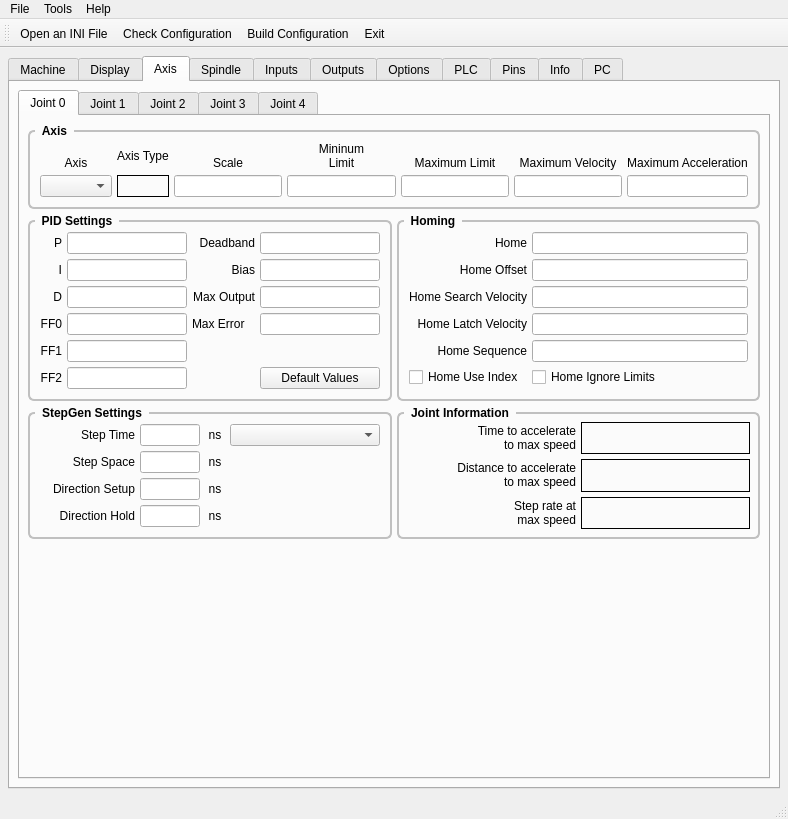
Old version of the form m7i92/7i92.ui in the repository jethornton/7i92.
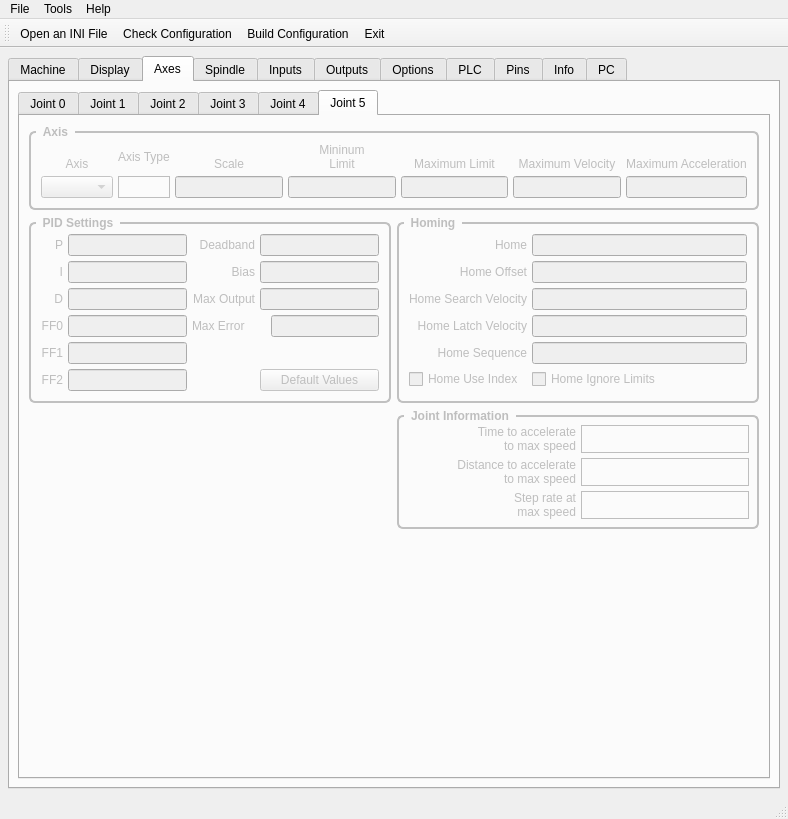
New version of the form. The open tabs and pages were chosen to show the change.

Commit message: fix tab enables

```diff
--- a/m7i92/7i92.ui
+++ b/m7i92/7i92.ui
@@ -601,11 +601,14 @@
 }</string>
        </property>
        <attribute name="title">
-        <string>Axis</string>
+        <string>Axes</string>
        </attribute>
        <layout class="QVBoxLayout" name="verticalLayout_2">
         <item>
-         <widget class="QTabWidget" name="jointType_3">
+         <widget class="QTabWidget" name="jointTabs">
+          <property name="enabled">
+           <bool>true</bool>
+          </property>
           <property name="sizePolicy">
            <sizepolicy hsizetype="Expanding" vsizetype="Expanding">
             <horstretch>0</horstretch>
@@ -4622,6 +4625,574 @@
             </item>
            </layout>
           </widget>
+          <widget class="QWidget" name="jointTab_5">
+           <property name="enabled">
+            <bool>false</bool>
+           </property>
+           <attribute name="title">
+            <string>Joint 5</string>
+           </attribute>
+           <layout class="QGridLayout" name="gridLayout_56">
+            <property name="margin">
+             <number>9</number>
+            </property>
+            <property name="spacing">
+             <number>6</number>
+            </property>
+            <item row="1" column="0">
+             <widget class="QGroupBox" name="groupBox_20">
+              <property name="title">
+               <string>PID Settings</string>
+              </property>
+              <layout class="QGridLayout" name="gridLayout_53">
+               <property name="margin">
+                <number>10</number>
+               </property>
+               <property name="spacing">
+                <number>5</number>
+               </property>
+               <item row="0" column="0">
+                <widget class="QLabel" name="label_439">
+                 <property name="text">
+                  <string>P</string>
+                 </property>
+                 <property name="alignment">
+                  <set>Qt::AlignRight|Qt::AlignTrailing|Qt::AlignVCenter</set>
+                 </property>
+                </widget>
+               </item>
+               <item row="0" column="1">
+                <widget class="QLineEdit" name="p_5">
+                 <property name="text">
+                  <string/>
+                 </property>
+                 <property name="alignment">
+                  <set>Qt::AlignRight|Qt::AlignTrailing|Qt::AlignVCenter</set>
+                 </property>
+                </widget>
+               </item>
+               <item row="0" column="2">
+                <widget class="QLabel" name="label_440">
+                 <property name="text">
+                  <string>Deadband</string>
+                 </property>
+                 <property name="alignment">
+                  <set>Qt::AlignRight|Qt::AlignTrailing|Qt::AlignVCenter</set>
+                 </property>
+                </widget>
+               </item>
+               <item row="0" column="3">
+                <widget class="QLineEdit" name="deadband_5">
+                 <property name="text">
+                  <string/>
+                 </property>
+                 <property name="alignment">
+                  <set>Qt::AlignRight|Qt::AlignTrailing|Qt::AlignVCenter</set>
+                 </property>
+                </widget>
+               </item>
+               <item row="1" column="0">
+                <widget class="QLabel" name="label_441">
+                 <property name="text">
+                  <string>I</string>
+                 </property>
+                 <property name="alignment">
+                  <set>Qt::AlignRight|Qt::AlignTrailing|Qt::AlignVCenter</set>
+                 </property>
+                </widget>
+               </item>
+               <item row="1" column="1">
+                <widget class="QLineEdit" name="i_5">
+                 <property name="text">
+                  <string/>
+                 </property>
+                 <property name="alignment">
+                  <set>Qt::AlignRight|Qt::AlignTrailing|Qt::AlignVCenter</set>
+                 </property>
+                </widget>
+               </item>
+               <item row="1" column="2">
+                <widget class="QLabel" name="label_442">
+                 <property name="text">
+                  <string>Bias</string>
+                 </property>
+                 <property name="alignment">
+                  <set>Qt::AlignRight|Qt::AlignTrailing|Qt::AlignVCenter</set>
+                 </property>
+                </widget>
+               </item>
+               <item row="1" column="3">
+                <widget class="QLineEdit" name="bias_5">
+                 <property name="text">
+                  <string/>
+                 </property>
+                 <property name="alignment">
+                  <set>Qt::AlignRight|Qt::AlignTrailing|Qt::AlignVCenter</set>
+                 </property>
+                </widget>
+               </item>
+               <item row="2" column="0">
+                <widget class="QLabel" name="label_443">
+                 <property name="text">
+                  <string>D</string>
+                 </property>
+                 <property name="alignment">
+                  <set>Qt::AlignRight|Qt::AlignTrailing|Qt::AlignVCenter</set>
+                 </property>
+                </widget>
+               </item>
+               <item row="2" column="1">
+                <widget class="QLineEdit" name="d_5">
+                 <property name="text">
+                  <string/>
+                 </property>
+                 <property name="alignment">
+                  <set>Qt::AlignRight|Qt::AlignTrailing|Qt::AlignVCenter</set>
+                 </property>
+                </widget>
+               </item>
+               <item row="2" column="2">
+                <widget class="QLabel" name="label_444">
+                 <property name="text">
+                  <string>Max Output</string>
+                 </property>
+                 <property name="alignment">
+                  <set>Qt::AlignRight|Qt::AlignTrailing|Qt::AlignVCenter</set>
+                 </property>
+                </widget>
+               </item>
+               <item row="2" column="3">
+                <widget class="QLineEdit" name="maxOutput_5">
+                 <property name="text">
+                  <string/>
+                 </property>
+                 <property name="alignment">
+                  <set>Qt::AlignRight|Qt::AlignTrailing|Qt::AlignVCenter</set>
+                 </property>
+                </widget>
+               </item>
+               <item row="3" column="0">
+                <widget class="QLabel" name="label_445">
+                 <property name="text">
+                  <string>FF0</string>
+                 </property>
+                 <property name="alignment">
+                  <set>Qt::AlignRight|Qt::AlignTrailing|Qt::AlignVCenter</set>
+                 </property>
+                </widget>
+               </item>
+               <item row="3" column="1">
+                <widget class="QLineEdit" name="ff0_5">
+                 <property name="text">
+                  <string/>
+                 </property>
+                 <property name="alignment">
+                  <set>Qt::AlignRight|Qt::AlignTrailing|Qt::AlignVCenter</set>
+                 </property>
+                </widget>
+               </item>
+               <item row="4" column="0">
+                <widget class="QLabel" name="label_446">
+                 <property name="text">
+                  <string>FF1</string>
+                 </property>
+                 <property name="alignment">
+                  <set>Qt::AlignRight|Qt::AlignTrailing|Qt::AlignVCenter</set>
+                 </property>
+                </widget>
+               </item>
+               <item row="4" column="1">
+                <widget class="QLineEdit" name="ff1_5">
+                 <property name="text">
+                  <string/>
+                 </property>
+                 <property name="alignment">
+                  <set>Qt::AlignRight|Qt::AlignTrailing|Qt::AlignVCenter</set>
+                 </property>
+                </widget>
+               </item>
+               <item row="5" column="0">
+                <widget class="QLabel" name="label_447">
+                 <property name="text">
+                  <string>FF2</string>
+                 </property>
+                 <property name="alignment">
+                  <set>Qt::AlignRight|Qt::AlignTrailing|Qt::AlignVCenter</set>
+                 </property>
+                </widget>
+               </item>
+               <item row="5" column="1">
+                <widget class="QLineEdit" name="ff2_5">
+                 <property name="text">
+                  <string/>
+                 </property>
+                 <property name="alignment">
+                  <set>Qt::AlignRight|Qt::AlignTrailing|Qt::AlignVCenter</set>
+                 </property>
+                </widget>
+               </item>
+               <item row="5" column="3">
+                <widget class="QPushButton" name="pidDefault_5">
+                 <property name="text">
+                  <string>Default Values</string>
+                 </property>
+                </widget>
+               </item>
+               <item row="3" column="3" alignment="Qt::AlignRight">
+                <widget class="QLineEdit" name="maxError_5"/>
+               </item>
+               <item row="3" column="2">
+                <widget class="QLabel" name="label_448">
+                 <property name="text">
+                  <string>Max Error</string>
+                 </property>
+                </widget>
+               </item>
+              </layout>
+             </widget>
+            </item>
+            <item row="1" column="1">
+             <widget class="QGroupBox" name="groupBox_18">
+              <property name="title">
+               <string>Homing</string>
+              </property>
+              <layout class="QGridLayout" name="gridLayout_55">
+               <property name="margin">
+                <number>10</number>
+               </property>
+               <property name="spacing">
+                <number>5</number>
+               </property>
+               <item row="0" column="0">
+                <widget class="QLabel" name="label_456">
+                 <property name="text">
+                  <string>Home</string>
+                 </property>
+                 <property name="alignment">
+                  <set>Qt::AlignRight|Qt::AlignTrailing|Qt::AlignVCenter</set>
+                 </property>
+                </widget>
+               </item>
+               <item row="0" column="1">
+                <widget class="QLineEdit" name="home_5">
+                 <property name="toolTip">
+                  <string>&lt;html&gt;&lt;head/&gt;&lt;body&gt;&lt;p&gt;Home is usually set to 0&lt;/p&gt;&lt;/body&gt;&lt;/html&gt;</string>
+                 </property>
+                 <property name="alignment">
+                  <set>Qt::AlignLeading|Qt::AlignLeft|Qt::AlignVCenter</set>
+                 </property>
+                </widget>
+               </item>
+               <item row="1" column="0">
+                <widget class="QLabel" name="label_457">
+                 <property name="text">
+                  <string>Home Offset</string>
+                 </property>
+                 <property name="alignment">
+                  <set>Qt::AlignRight|Qt::AlignTrailing|Qt::AlignVCenter</set>
+                 </property>
+                </widget>
+               </item>
+               <item row="1" column="1">
+                <widget class="QLineEdit" name="homeOffset_5">
+                 <property name="toolTip">
+                  <string>&lt;html&gt;&lt;head/&gt;&lt;body&gt;&lt;p&gt;Home Offset can be used to back off of the home switch&lt;/p&gt;&lt;/body&gt;&lt;/html&gt;</string>
+                 </property>
+                 <property name="alignment">
+                  <set>Qt::AlignLeading|Qt::AlignLeft|Qt::AlignVCenter</set>
+                 </property>
+                </widget>
+               </item>
+               <item row="2" column="0">
+                <widget class="QLabel" name="label_458">
+                 <property name="text">
+                  <string>Home Search Velocity</string>
+                 </property>
+                 <property name="alignment">
+                  <set>Qt::AlignRight|Qt::AlignTrailing|Qt::AlignVCenter</set>
+                 </property>
+                </widget>
+               </item>
+               <item row="2" column="1">
+                <widget class="QLineEdit" name="homeSearchVel_5">
+                 <property name="toolTip">
+                  <string>&lt;html&gt;&lt;head/&gt;&lt;body&gt;&lt;p&gt;Search Velocity is in units per second&lt;/p&gt;&lt;/body&gt;&lt;/html&gt;</string>
+                 </property>
+                 <property name="alignment">
+                  <set>Qt::AlignLeading|Qt::AlignLeft|Qt::AlignVCenter</set>
+                 </property>
+                </widget>
+               </item>
+               <item row="3" column="0">
+                <widget class="QLabel" name="label_459">
+                 <property name="text">
+                  <string>Home Latch Velocity</string>
+                 </property>
+                 <property name="alignment">
+                  <set>Qt::AlignRight|Qt::AlignTrailing|Qt::AlignVCenter</set>
+                 </property>
+                </widget>
+               </item>
+               <item row="3" column="1">
+                <widget class="QLineEdit" name="homeLatchVel_5">
+                 <property name="toolTip">
+                  <string>&lt;html&gt;&lt;head/&gt;&lt;body&gt;&lt;p&gt;Latch Velocity is in user units per second&lt;br/&gt;usually set slower than Search Velocity&lt;/p&gt;&lt;/body&gt;&lt;/html&gt;</string>
+                 </property>
+                 <property name="alignment">
+                  <set>Qt::AlignLeading|Qt::AlignLeft|Qt::AlignVCenter</set>
+                 </property>
+                </widget>
+               </item>
+               <item row="5" column="0">
+                <widget class="QCheckBox" name="homeUseIndex_5">
+                 <property name="text">
+                  <string>Home Use Index</string>
+                 </property>
+                </widget>
+               </item>
+               <item row="5" column="1">
+                <widget class="QCheckBox" name="homeIgnoreLimits_5">
+                 <property name="text">
+                  <string>Home Ignore Limits</string>
+                 </property>
+                </widget>
+               </item>
+               <item row="4" column="1">
+                <widget class="QLineEdit" name="homeSequence_5">
+                 <property name="toolTip">
+                  <string>&lt;html&gt;&lt;head/&gt;&lt;body&gt;&lt;p&gt;Home sequences start at 0 and do not skip a number.&lt;/p&gt;&lt;p&gt;Multiple joint axis use a negative number.&lt;/p&gt;&lt;p&gt;Leave blank to home the joint manually.&lt;/p&gt;&lt;/body&gt;&lt;/html&gt;</string>
+                 </property>
+                </widget>
+               </item>
+               <item row="4" column="0">
+                <widget class="QLabel" name="label_460">
+                 <property name="text">
+                  <string>Home Sequence</string>
+                 </property>
+                 <property name="alignment">
+                  <set>Qt::AlignRight|Qt::AlignTrailing|Qt::AlignVCenter</set>
+                 </property>
+                </widget>
+               </item>
+              </layout>
+             </widget>
+            </item>
+            <item row="2" column="1">
+             <widget class="QGroupBox" name="gridGroupBox_5">
+              <property name="title">
+               <string>Joint Information</string>
+              </property>
+              <layout class="QGridLayout" name="gridLayout_52">
+               <item row="0" column="0">
+                <widget class="QLabel" name="label_436">
+                 <property name="text">
+                  <string>&lt;html&gt;&lt;head/&gt;&lt;body&gt;&lt;p align=&quot;right&quot;&gt;Time to accelerate&lt;br/&gt;to max speed&lt;/p&gt;&lt;/body&gt;&lt;/html&gt;</string>
+                 </property>
+                </widget>
+               </item>
+               <item row="1" column="0">
+                <widget class="QLabel" name="label_437">
+                 <property name="text">
+                  <string>&lt;html&gt;&lt;head/&gt;&lt;body&gt;&lt;p align=&quot;right&quot;&gt;Distance to accelerate&lt;br/&gt;to max speed&lt;/p&gt;&lt;/body&gt;&lt;/html&gt;</string>
+                 </property>
+                </widget>
+               </item>
+               <item row="2" column="0">
+                <widget class="QLabel" name="label_438">
+                 <property name="text">
+                  <string>&lt;html&gt;&lt;head/&gt;&lt;body&gt;&lt;p align=&quot;right&quot;&gt;Step rate at&lt;br/&gt;max speed&lt;/p&gt;&lt;/body&gt;&lt;/html&gt;</string>
+                 </property>
+                </widget>
+               </item>
+               <item row="1" column="1">
+                <widget class="QLabel" name="distanceJoint_5">
+                 <property name="frameShape">
+                  <enum>QFrame::Box</enum>
+                 </property>
+                 <property name="text">
+                  <string/>
+                 </property>
+                </widget>
+               </item>
+               <item row="0" column="1">
+                <widget class="QLabel" name="timeJoint_5">
+                 <property name="frameShape">
+                  <enum>QFrame::Box</enum>
+                 </property>
+                 <property name="text">
+                  <string/>
+                 </property>
+                </widget>
+               </item>
+               <item row="2" column="1">
+                <widget class="QLabel" name="stepRateJoint_5">
+                 <property name="frameShape">
+                  <enum>QFrame::Box</enum>
+                 </property>
+                 <property name="text">
+                  <string/>
+                 </property>
+                </widget>
+               </item>
+              </layout>
+             </widget>
+            </item>
+            <item row="0" column="0" colspan="2">
+             <widget class="QGroupBox" name="jointAxisGroup_5">
+              <property name="title">
+               <string>Axis</string>
+              </property>
+              <layout class="QGridLayout" name="gridLayout_54">
+               <property name="margin">
+                <number>10</number>
+               </property>
+               <property name="spacing">
+                <number>5</number>
+               </property>
+               <item row="1" column="0">
+                <widget class="QComboBox" name="axisCB_5"/>
+               </item>
+               <item row="0" column="3">
+                <widget class="QLabel" name="label_449">
+                 <property name="text">
+                  <string>&lt;html&gt;&lt;head/&gt;&lt;body&gt;&lt;p&gt;Mininum&lt;br/&gt;Limit&lt;/p&gt;&lt;/body&gt;&lt;/html&gt;</string>
+                 </property>
+                 <property name="alignment">
+                  <set>Qt::AlignBottom|Qt::AlignHCenter</set>
+                 </property>
+                 <property name="wordWrap">
+                  <bool>true</bool>
+                 </property>
+                </widget>
+               </item>
+               <item row="0" column="0">
+                <widget class="QLabel" name="label_450">
+                 <property name="text">
+                  <string>Axis</string>
+                 </property>
+                 <property name="alignment">
+                  <set>Qt::AlignBottom|Qt::AlignHCenter</set>
+                 </property>
+                </widget>
+               </item>
+               <item row="1" column="3">
+                <widget class="QLineEdit" name="minLimit_5">
+                 <property name="alignment">
+                  <set>Qt::AlignRight|Qt::AlignTrailing|Qt::AlignVCenter</set>
+                 </property>
+                </widget>
+               </item>
+               <item row="1" column="4">
+                <widget class="QLineEdit" name="maxLimit_5">
+                 <property name="alignment">
+                  <set>Qt::AlignRight|Qt::AlignTrailing|Qt::AlignVCenter</set>
+                 </property>
+                </widget>
+               </item>
+               <item row="0" column="4">
+                <widget class="QLabel" name="label_451">
+                 <property name="text">
+                  <string>Maximum Limit</string>
+                 </property>
+                 <property name="textFormat">
+                  <enum>Qt::AutoText</enum>
+                 </property>
+                 <property name="alignment">
+                  <set>Qt::AlignBottom|Qt::AlignHCenter</set>
+                 </property>
+                 <property name="wordWrap">
+                  <bool>true</bool>
+                 </property>
+                </widget>
+               </item>
+               <item row="0" column="5">
+                <widget class="QLabel" name="label_452">
+                 <property name="text">
+                  <string>Maximum Velocity</string>
+                 </property>
+                 <property name="alignment">
+                  <set>Qt::AlignBottom|Qt::AlignHCenter</set>
+                 </property>
+                 <property name="wordWrap">
+                  <bool>true</bool>
+                 </property>
+                </widget>
+               </item>
+               <item row="1" column="5">
+                <widget class="QLineEdit" name="maxVelocity_5">
+                 <property name="alignment">
+                  <set>Qt::AlignRight|Qt::AlignTrailing|Qt::AlignVCenter</set>
+                 </property>
+                </widget>
+               </item>
+               <item row="0" column="2">
+                <widget class="QLabel" name="label_453">
+                 <property name="text">
+                  <string>Scale</string>
+                 </property>
+                 <property name="alignment">
+                  <set>Qt::AlignBottom|Qt::AlignHCenter</set>
+                 </property>
+                </widget>
+               </item>
+               <item row="0" column="6">
+                <widget class="QLabel" name="label_454">
+                 <property name="text">
+                  <string>Maximum Acceleration</string>
+                 </property>
+                 <property name="alignment">
+                  <set>Qt::AlignBottom|Qt::AlignHCenter</set>
+                 </property>
+                 <property name="wordWrap">
+                  <bool>true</bool>
+                 </property>
+                </widget>
+               </item>
+               <item row="1" column="6">
+                <widget class="QLineEdit" name="maxAccel_5">
+                 <property name="alignment">
+                  <set>Qt::AlignRight|Qt::AlignTrailing|Qt::AlignVCenter</set>
+                 </property>
+                </widget>
+               </item>
+               <item row="0" column="1">
+                <widget class="QLabel" name="label_455">
+                 <property name="text">
+                  <string>Axis Type</string>
+                 </property>
+                </widget>
+               </item>
+               <item row="1" column="1">
+                <widget class="QLabel" name="axisType_5">
+                 <property name="frameShape">
+                  <enum>QFrame::Box</enum>
+                 </property>
+                 <property name="text">
+                  <string/>
+                 </property>
+                </widget>
+               </item>
+               <item row="1" column="2">
+                <widget class="QLineEdit" name="scale_5"/>
+               </item>
+              </layout>
+             </widget>
+            </item>
+            <item row="3" column="1">
+             <spacer name="verticalSpacer_6">
+              <property name="orientation">
+               <enum>Qt::Vertical</enum>
+              </property>
+              <property name="sizeHint" stdset="0">
+               <size>
+                <width>20</width>
+                <height>40</height>
+               </size>
+              </property>
+             </spacer>
+            </item>
+           </layout>
+          </widget>
          </widget>
         </item>
        </layout>
```
Left out of the diff: 24 changed lines with no effect on the pictures. The commit also changes 2 other files.
